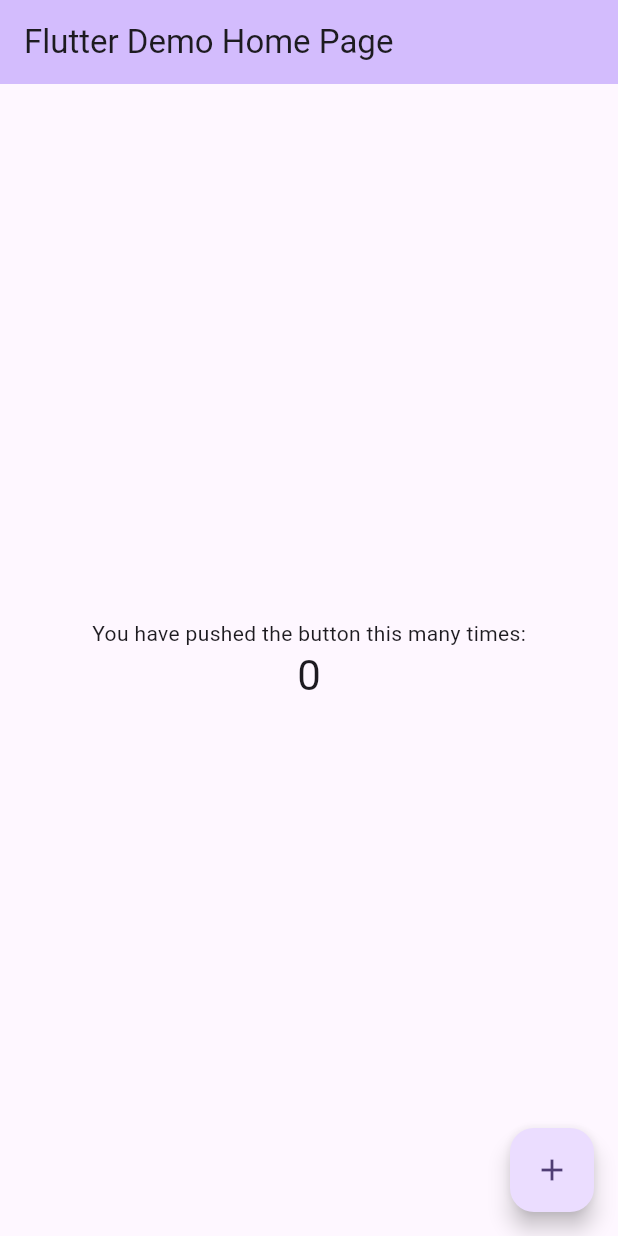
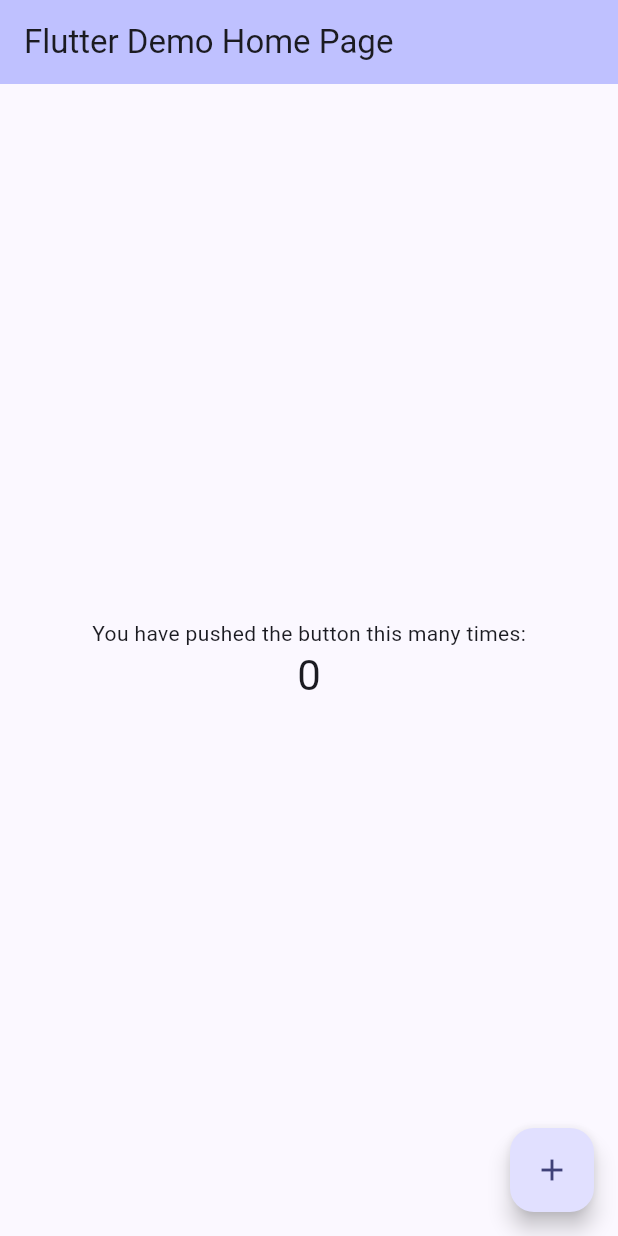
Before and after one commit to viniciusaraujo2405/ProjetoFlutter, a Flutter app: the screen it shows after launch, on a phone screen of 412 x 824 dp. Run offline on Flutter 3.47's test engine with Material 3 defaults, Android fonts, the phone set to English and light mode, and no system bars.

Commit message:
Alterando o titulo e a cor

```diff
--- a/lib/main.dart
+++ b/lib/main.dart
@@ -11,7 +11,7 @@ class MyApp extends StatelessWidget {
   @override
   Widget build(BuildContext context) {
     return MaterialApp(
-      title: 'Flutter Demo',
+      title: 'Projeto básico de Flutter',
       theme: ThemeData(
         // This is the theme of your application.
         //
@@ -28,7 +28,7 @@ class MyApp extends StatelessWidget {
         //
         // This works for code too, not just values: Most code changes can be
         // tested with just a hot reload.
-        colorScheme: ColorScheme.fromSeed(seedColor: Colors.deepPurple),
+        colorScheme: ColorScheme.fromSeed(seedColor: const Color.fromARGB(255, 16, 0, 235)),
         useMaterial3: true,
       ),
       home: const MyHomePage(title: 'Flutter Demo Home Page'),
```
